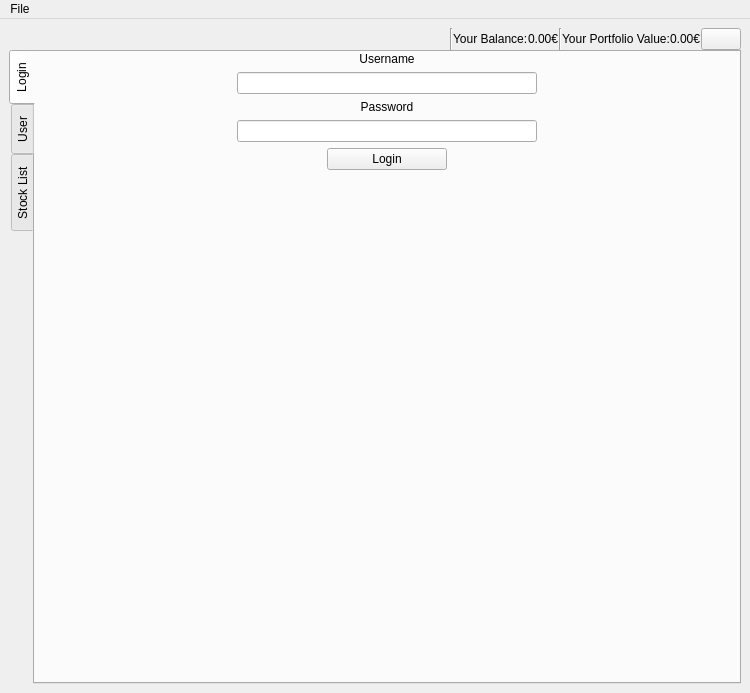
First picture: the form in main.ui, repository OfficialRey/GUIProject, before the edit.
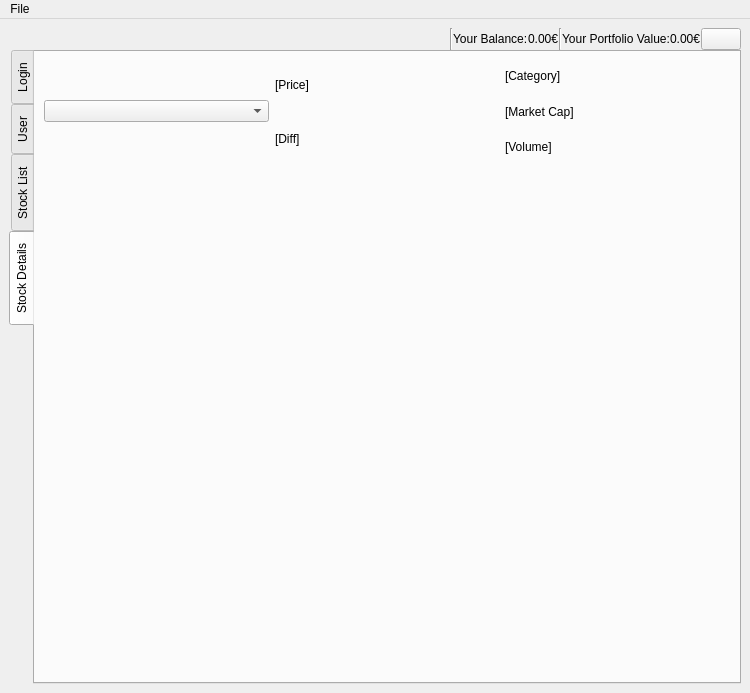
Second picture: the form after the edit. The open tabs and pages were chosen to show the change.

Commit message: added stock details tab

Patch:
```diff
--- a/main.ui
+++ b/main.ui
@@ -631,6 +631,70 @@
         </item>
        </layout>
       </widget>
+      <widget class="QWidget" name="stockDetailsTab">
+       <attribute name="title">
+        <string>Stock Details</string>
+       </attribute>
+       <layout class="QVBoxLayout" name="verticalLayout_6">
+        <item>
+         <layout class="QVBoxLayout" name="stockDetailsMainLayout" stretch="2,10">
+          <item>
+           <layout class="QHBoxLayout" name="stockInfoLayout">
+            <item>
+             <widget class="QComboBox" name="stockNameSelection"/>
+            </item>
+            <item>
+             <layout class="QVBoxLayout" name="furtherStockInfoLayout">
+              <item>
+               <widget class="QLabel" name="stockPrice">
+                <property name="text">
+                 <string>[Price]</string>
+                </property>
+               </widget>
+              </item>
+              <item>
+               <widget class="QLabel" name="stockPriceDiff">
+                <property name="text">
+                 <string>[Diff]</string>
+                </property>
+               </widget>
+              </item>
+             </layout>
+            </item>
+            <item>
+             <layout class="QVBoxLayout" name="furtherStockInfoLayout2">
+              <item>
+               <widget class="QLabel" name="stockCategory">
+                <property name="text">
+                 <string>[Category]</string>
+                </property>
+               </widget>
+              </item>
+              <item>
+               <widget class="QLabel" name="stockMarketCap">
+                <property name="text">
+                 <string>[Market Cap]</string>
+                </property>
+               </widget>
+              </item>
+              <item>
+               <widget class="QLabel" name="stockVolume">
+                <property name="text">
+                 <string>[Volume]</string>
+                </property>
+               </widget>
+              </item>
+             </layout>
+            </item>
+           </layout>
+          </item>
+          <item>
+           <widget class="QWidget" name="historyGraphContainer" native="true"/>
+          </item>
+         </layout>
+        </item>
+       </layout>
+      </widget>
      </widget>
     </item>
    </layout>
```
Left out of the diff: 9 changed lines with no effect on the pictures. The commit also changes 3 other files.
